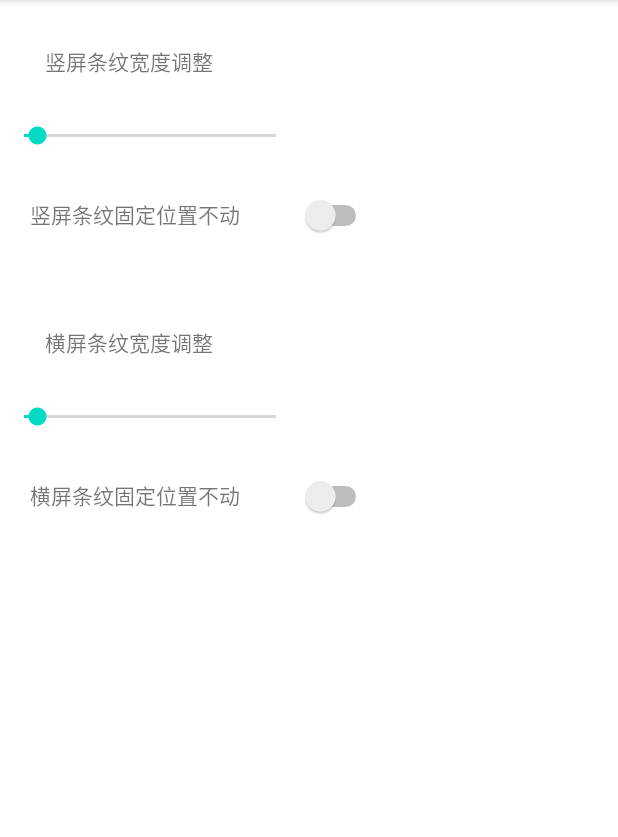
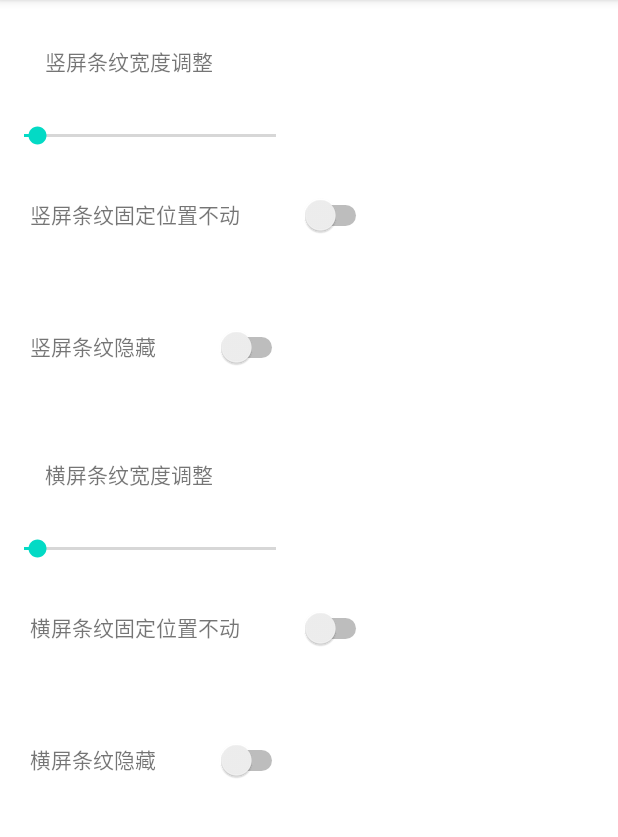
Before and after one commit to guyueliang/FixScreen, an Android app: the screen it shows after launch (MainActivity2), on a phone screen of 412 x 824 dp, the part 84-921 px from its top. Run offline under Robolectric (Android 15) with nearby library versions, the phone set to English and light mode, and no system bars; libraries missing offline, so code that uses them is left out: com.lzf.easyfloat; 3 statements that could not run were skipped.

```diff
--- a/app/src/main/java/com/example/fixscreen/MainActivity2.kt
+++ b/app/src/main/java/com/example/fixscreen/MainActivity2.kt
@@ -25,6 +25,8 @@ class MainActivity2 : AppCompatActivity() {
     @SuppressLint("UseSwitchCompatOrMaterialCode")
     private lateinit var switch1: Switch
     private lateinit var switch2: Switch
+    private lateinit var switch3: Switch
+    private lateinit var switch4: Switch
 
     override fun onCreate(savedInstanceState: Bundle?) {
         Log.d("debug", "onCreate()")
@@ -37,9 +39,11 @@ class MainActivity2 : AppCompatActivity() {
         val seekbar1 = findViewById<SeekBar>(R.id.seekBar1)
 //        val divider = findViewById<View>(R.id.divider)
         switch1 = findViewById<Switch>(R.id.switch1)
+        switch3 = findViewById<Switch>(R.id.switch3)
 
         val seekBar2 = findViewById<SeekBar>(R.id.seekBar2)
         switch2 = findViewById(R.id.switch2)
+        switch4 = findViewById(R.id.switch4)
 
 
         //条纹1只在竖屏下显示
@@ -169,6 +173,17 @@ class MainActivity2 : AppCompatActivity() {
 
         })
 
+        switch3.setOnCheckedChangeListener(object : CompoundButton.OnCheckedChangeListener {
+            override fun onCheckedChanged(buttonView: CompoundButton?, isChecked: Boolean) {
+                if (switch3.isChecked) {
+                    EasyFloat.hide(fixScreen1)
+                } else {
+                    EasyFloat.show(fixScreen1)
+                }
+            }
+
+        })
+
         //条纹2只在横屏下显示
         EasyFloat.with(this)
             .setLayout(R.layout.item_floating) {
@@ -248,6 +263,17 @@ class MainActivity2 : AppCompatActivity() {
 
         })
 
+        switch4.setOnCheckedChangeListener(object : CompoundButton.OnCheckedChangeListener {
+            override fun onCheckedChanged(buttonView: CompoundButton?, isChecked: Boolean) {
+                if (switch4.isChecked) {
+                    EasyFloat.hide(fixScreen2)
+                } else {
+                    EasyFloat.show(fixScreen2)
+                }
+            }
+
+        })
+
 
     }
 
--- a/app/src/main/res/layout/activity_main.xml
+++ b/app/src/main/res/layout/activity_main.xml
@@ -48,6 +48,28 @@
                 tools:ignore="UseSwitchCompatOrMaterialXml" />
 
         </LinearLayout>
+        <LinearLayout
+            android:layout_width="match_parent"
+            android:layout_height="wrap_content"
+            android:orientation="horizontal"
+            >
+            <TextView
+                android:layout_width="wrap_content"
+                android:layout_height="wrap_content"
+                android:layout_marginTop="73dp"
+                android:text="竖屏条纹隐藏"
+                android:layout_margin="20dp"
+
+                />
+
+            <Switch
+                android:id="@+id/switch3"
+                android:layout_width="wrap_content"
+                android:layout_height="48dp"
+                android:layout_margin="20dp"
+                tools:ignore="UseSwitchCompatOrMaterialXml" />
+
+        </LinearLayout>
 
         <TextView
             android:layout_width="wrap_content"
@@ -85,6 +107,28 @@
                 tools:ignore="UseSwitchCompatOrMaterialXml" />
 
         </LinearLayout>
+        <LinearLayout
+            android:layout_width="match_parent"
+            android:layout_height="wrap_content"
+            android:orientation="horizontal"
+            >
+            <TextView
+                android:layout_width="wrap_content"
+                android:layout_height="wrap_content"
+                android:layout_marginTop="73dp"
+                android:text="横屏条纹隐藏"
+                android:layout_margin="20dp"
+
+                />
+
+            <Switch
+                android:id="@+id/switch4"
+                android:layout_width="wrap_content"
+                android:layout_height="48dp"
+                android:layout_margin="20dp"
+                tools:ignore="UseSwitchCompatOrMaterialXml" />
+
+        </LinearLayout>
 
     </LinearLayout>
 
```
